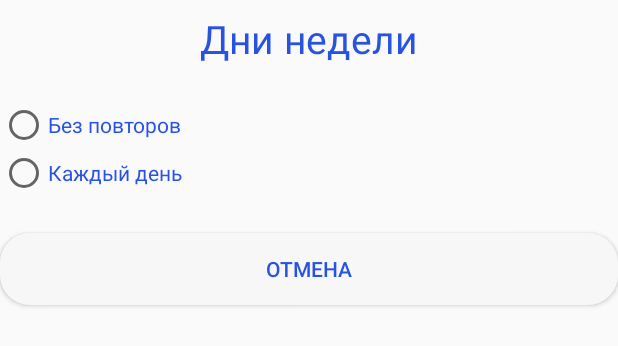
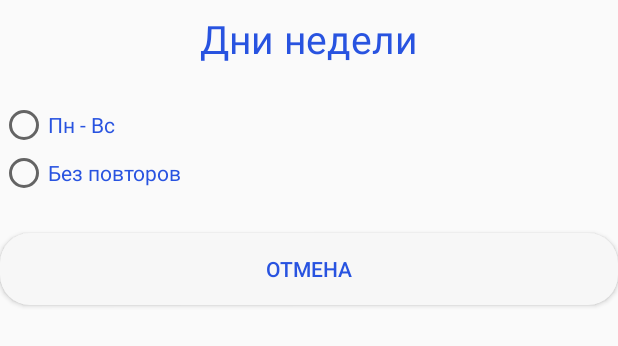
Before and after one commit to KirillKozinets/Clock, an Android app: the layout get_days_of_the_week_alert_dialog.xml on its own in the app's theme, with its tools: preview values and no code run, on a phone screen of 412 x 824 dp. Shown: the top 346 px of the screen. Run offline under Robolectric (Android 15) with nearby library versions, the phone set to English and light mode, and no system bars.

Commit message:
Переименован

```diff
--- a/app/src/main/res/layout/days_of_theweek_alert_dialog.xml
+++ b/app/src/main/res/layout/get_days_of_the_week_alert_dialog.xml
@@ -26,19 +26,18 @@
         app:layout_constraintTop_toBottomOf="@+id/textView2">
 
         <RadioButton
+            android:id="@+id/edery_day"
+            android:textColor="@color/blue"
+            android:layout_width="match_parent"
+            android:layout_height="wrap_content"
+            android:text="Пн - Вс"/>
+
+        <RadioButton
             android:id="@+id/no_repeat"
             android:textColor="@color/blue"
             android:layout_width="match_parent"
             android:layout_height="wrap_content"
             android:text="Без повторов"/>
-
-        <RadioButton
-            android:id="@+id/edery_day"
-            android:textColor="@color/blue"
-            android:layout_width="match_parent"
-            android:layout_height="wrap_content"
-            android:text="Каждый день"/>
-
     </RadioGroup>
 
     <TextView
```
